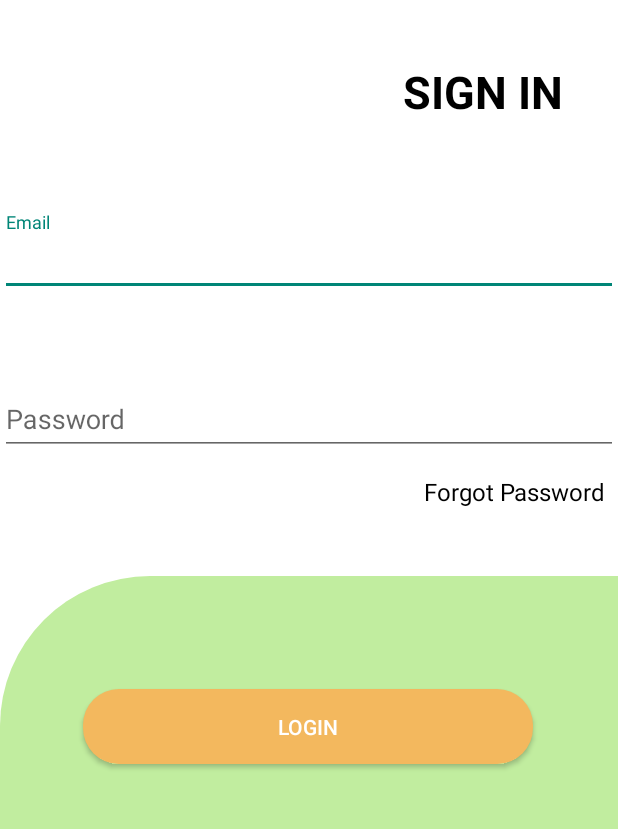
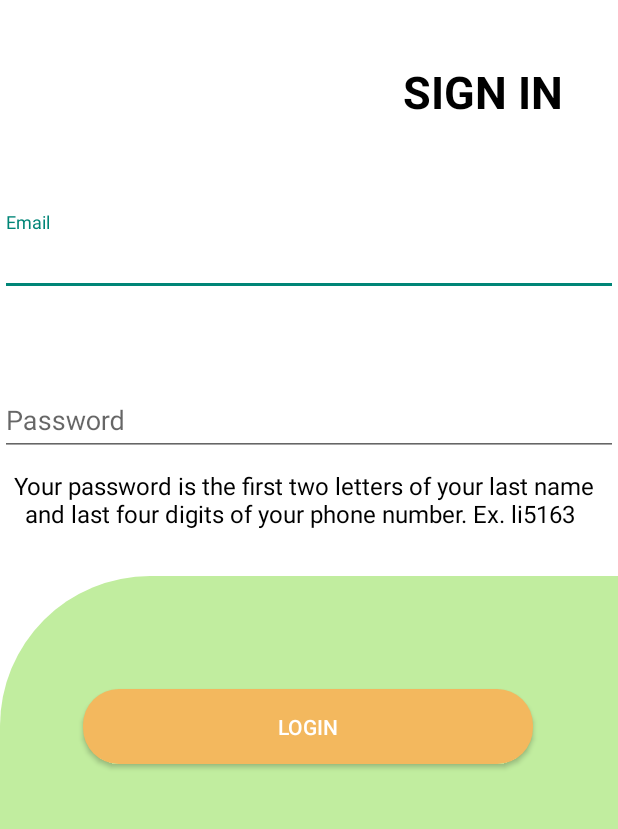
Before and after one commit to kimbpointe/October_Orange_and_Green, an Android app: the screen it shows after launch (Login), on a phone screen of 412 x 824 dp, the part 360-1189 px from its top. Run offline under Robolectric (Android 15) with nearby library versions, the phone set to English and light mode, and no system bars; our stand-ins replace Firebase (no records; nobody signed in at launch, a user with empty details on screens opened directly).

Commit message:
New login screen

```diff
--- a/app/src/main/java/com/example/hugsapp/Login.java
+++ b/app/src/main/java/com/example/hugsapp/Login.java
@@ -24,7 +24,7 @@ public class Login extends AppCompatActivity {
     Button login;
     FirebaseAuth mAuth;
     LottieAnimationView loading;
-    TextView forgot;
+    TextView forgot, passwordInfo;
 
     @Override
     public void onStart() {
@@ -51,6 +51,7 @@ public class Login extends AppCompatActivity {
         FirebaseUser user = mAuth.getCurrentUser();
         loading = findViewById(R.id.loadingAnimate);
         forgot = findViewById(R.id.forgot);
+        passwordInfo= findViewById(R.id.password_info);
 
         login.setOnClickListener(new View.OnClickListener() {
             @Override
--- a/app/src/main/java/com/example/hugsapp/SplashScreen.java
+++ b/app/src/main/java/com/example/hugsapp/SplashScreen.java
@@ -34,7 +34,7 @@ public class SplashScreen extends AppCompatActivity {
         babyFace = findViewById(R.id.splash_img);
 
         Intent welcomeIntent = new Intent(SplashScreen.this, Login.class);
-        Intent homeIntent = new Intent(SplashScreen.this, Register.class);
+        Intent homeIntent = new Intent(SplashScreen.this, Login.class);
 
         homeIntent.addFlags(Intent.FLAG_ACTIVITY_CLEAR_TOP);
 
--- a/app/src/main/res/layout/activity_login.xml
+++ b/app/src/main/res/layout/activity_login.xml
@@ -101,6 +101,21 @@
         android:textColor="@color/black"
         android:textSize="16sp"
         android:layout_marginEnd="8dp"
+        android:visibility="gone"
+        app:layout_constraintBottom_toTopOf="@+id/bottom_backdrop"
+        app:layout_constraintEnd_toEndOf="parent"
+        app:layout_constraintTop_toBottomOf="@+id/textInputLayout6"
+        app:layout_constraintVertical_bias="0.228" />
+
+    <TextView
+        android:id="@+id/password_info"
+        android:layout_width="match_parent"
+        android:layout_height="wrap_content"
+        android:text="Your password is the first two letters of your last name and last four digits of your phone number. Ex. li5163 "
+        android:textColor="@color/black"
+        android:textSize="16sp"
+        android:layout_marginEnd="8dp"
+        android:textAlignment="center"
         app:layout_constraintBottom_toTopOf="@+id/bottom_backdrop"
         app:layout_constraintEnd_toEndOf="parent"
         app:layout_constraintTop_toBottomOf="@+id/textInputLayout6"
```
